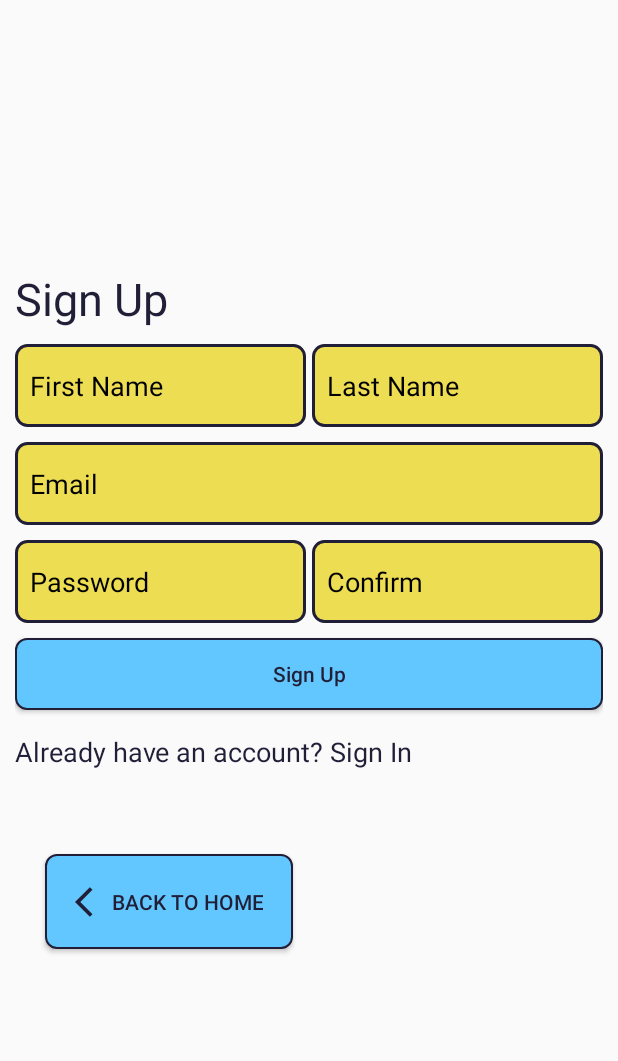
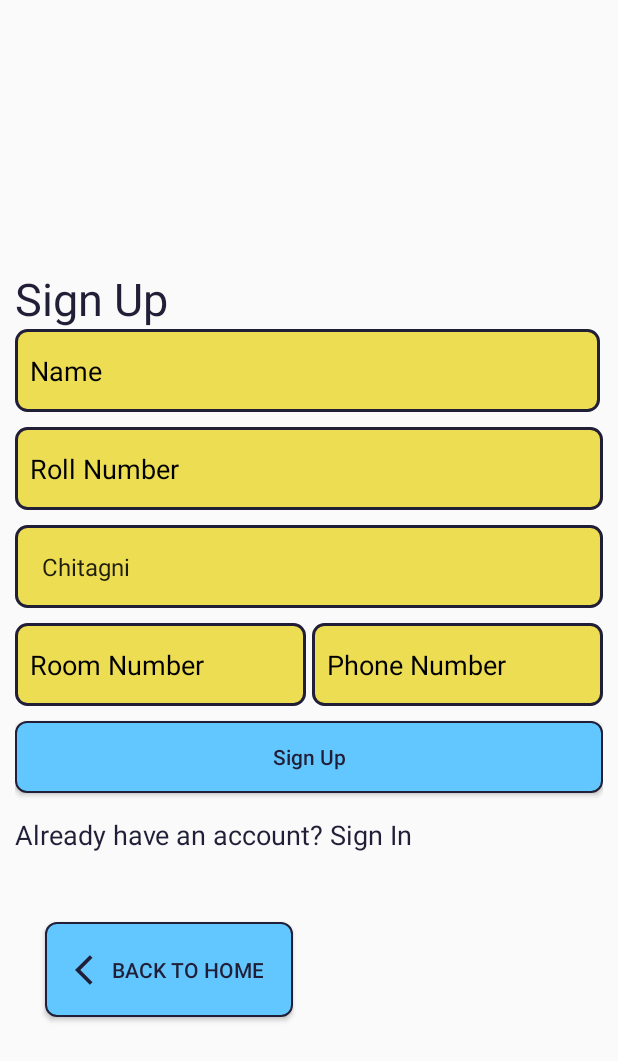
Before and after one commit to tech-shot-developer/check-in-check-out-android, an Android app: the layout activity_sign_up.xml on its own in the app's theme, with its tools: preview values and no code run, on a phone screen of 412 x 824 dp. Shown: the top 1061 px of the screen. Run offline under Robolectric (Android 15) with nearby library versions, the phone set to English and light mode, and no system bars.

Commit message:
Resolved Issue #1

```diff
--- a/app/build.gradle
+++ b/app/build.gradle
@@ -4,7 +4,7 @@ plugins {
 }
 
 android {
-    compileSdk 32
+    compileSdk 33
 
     defaultConfig {
         applicationId "com.example.check_in_check_out_android"
@@ -33,7 +33,7 @@ android {
 
 dependencies {
 
-    implementation 'androidx.core:core-ktx:1.7.0'
+    implementation 'androidx.core:core-ktx:1.9.0'
     implementation 'androidx.appcompat:appcompat:1.5.1'
     implementation 'com.google.android.material:material:1.6.1'
     implementation 'androidx.constraintlayout:constraintlayout:2.1.4'
--- a/app/src/main/java/com/example/check_in_check_out_android/MainActivity.kt
+++ b/app/src/main/java/com/example/check_in_check_out_android/MainActivity.kt
@@ -1,4 +1,5 @@
 package com.example.check_in_check_out_android
+
 
 import androidx.appcompat.app.AppCompatActivity
 import android.os.Bundle
@@ -7,5 +8,8 @@ class MainActivity : AppCompatActivity() {
     override fun onCreate(savedInstanceState: Bundle?) {
         super.onCreate(savedInstanceState)
         setContentView(R.layout.activity_main)
+
+
+
     }
 }
--- a/app/src/main/res/layout/activity_sign_up.xml
+++ b/app/src/main/res/layout/activity_sign_up.xml
@@ -29,49 +29,45 @@
         app:layout_constraintTop_toBottomOf="@+id/textView"
         tools:layout_editor_absoluteX="10dp">
 
-        <LinearLayout
-            android:layout_width="match_parent"
-            android:layout_height="wrap_content"
-            android:layout_marginTop="10dp"
-            android:orientation="horizontal">
 
         <EditText
-                android:id="@+id/first_name"
-                android:layout_width="0dp"
+            android:id="@+id/user_name"
+            android:layout_width="match_parent"
             android:layout_height="55dp"
             android:layout_marginRight="2dp"
             android:layout_weight="1"
             android:background="@drawable/input_text_field_styling"
-                android:hint="@string/first_name"
+            android:hint="Name"
             android:paddingLeft="10dp"
             android:textColor="@color/black"
             android:textColorHint="@color/black" />
 
-            <EditText
-                android:id="@+id/last_name"
-                android:layout_width="0dp"
-                android:layout_height="55dp"
-                android:layout_marginLeft="2dp"
-                android:layout_weight="1"
-                android:background="@drawable/input_text_field_styling"
-                android:hint="@string/last_name"
-                android:paddingLeft="10dp"
-                android:textColor="@color/black"
-                android:textColorHint="@color/black" />
 
-        </LinearLayout>
 
         <EditText
-            android:id="@+id/email"
+            android:id="@+id/roll_num"
             android:layout_width="match_parent"
             android:layout_height="55dp"
             android:textColor="@color/black"
             android:layout_marginTop="10dp"
             android:layout_weight="1"
             android:background="@drawable/input_text_field_styling"
-            android:hint="Email"
+            android:hint="Roll Number"
             android:paddingLeft="10dp"
-            android:textColorHint="@color/black" />
+            android:textColorHint="@color/black"
+            android:inputType="number"/>
+
+        <Spinner
+            android:layout_width="match_parent"
+            android:layout_height="55dp"
+            android:layout_marginTop="10dp"
+            android:layout_weight="1"
+            android:textColor="@color/black"
+            android:paddingLeft="10dp"
+            android:id="@+id/hostel_name_spinner"
+            android:entries="@array/hostel_name"
+            android:background="@drawable/input_text_field_styling"
+            />
 
         <LinearLayout
             android:layout_width="match_parent"
@@ -80,28 +76,28 @@
             android:orientation="horizontal">
 
             <EditText
-                android:id="@+id/password"
+                android:id="@+id/room_num"
                 android:layout_width="0dp"
                 android:textColor="@color/black"
                 android:layout_height="55dp"
                 android:layout_marginRight="2dp"
                 android:layout_weight="1"
                 android:background="@drawable/input_text_field_styling"
-                android:hint="Password"
-                android:inputType="textPassword"
+                android:hint="Room Number"
+                android:inputType="number"
                 android:paddingLeft="10dp"
                 android:textColorHint="@color/black" />
 
             <EditText
-                android:id="@+id/confirm"
+                android:id="@+id/phone_num"
                 android:layout_width="0dp"
                 android:layout_height="55dp"
                 android:layout_marginLeft="2dp"
                 android:layout_weight="1"
                 android:textColor="@color/black"
                 android:background="@drawable/input_text_field_styling"
-                android:hint="Confirm"
-                android:inputType="textPassword"
+                android:hint="Phone Number"
+                android:inputType="number"
                 android:paddingLeft="10dp"
                 android:textColorHint="@color/black" />
 
--- a/app/src/main/res/values/strings.xml
+++ b/app/src/main/res/values/strings.xml
@@ -5,8 +5,11 @@
     <string name="sign_in">Sign In</string>
     <string name="sign_up_activity">Sign Up</string>
     <string name="sign_in_activity">Sign In Activity</string>
-    <string name="first_name">First Name</string>
-    <string name="last_name">Last Name</string>
+    <string-array name="hostel_name">
+        <item>Chitagni</item>
+        <item>Bhutagni</item>
+        <item>Jhatagni</item>
+    </string-array>
     <!--for sign in-->
     <string name="go_to_sign_in">Already have an account? Sign In</string>
     <!--for sign up-->
--- a/build.gradle
+++ b/build.gradle
@@ -1,7 +1,7 @@
 // Top-level build file where you can add configuration options common to all sub-projects/modules.
 plugins {
-    id 'com.android.application' version '7.2.1' apply false
-    id 'com.android.library' version '7.2.1' apply false
+    id 'com.android.application' version '7.3.0' apply false
+    id 'com.android.library' version '7.3.0' apply false
     id 'org.jetbrains.kotlin.android' version '1.7.10' apply false
 }
 
```
Also changed, not shown: app/src/main/java/com/example/check_in_check_out_android/SignInActivity.java (deleted, +0 -27 lines), app/src/main/java/com/example/check_in_check_out_android/SignInActivity.kt (added, +23 -0 lines), app/src/main/java/com/example/check_in_check_out_android/SignUpActivity.java (deleted, +0 -29 lines), app/src/main/java/com/example/check_in_check_out_android/SignUpActivity.kt (added, +24 -0 lines), gradle/wrapper/gradle-wrapper.properties. Lines whose indentation alone changed are shown as unchanged.
